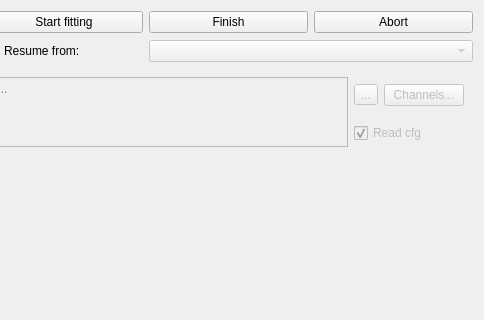
Above: src/gui/gafitterwidget.ui from CompEphys-team/rtdo before the change; both pictures show x 356 to 840 and y 0 to 320 of the 840 by 610 pixel window. Below: the same form after it.
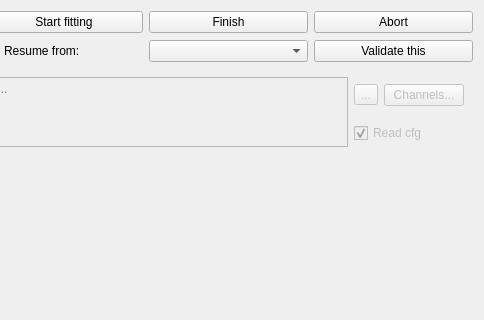
That is the form after the change. Custom widgets are drawn as their Qt base class.

The edit to the form file:
```diff
--- a/src/gui/gafitterwidget.ui
+++ b/src/gui/gafitterwidget.ui
@@ -139,13 +139,6 @@
      </property>
     </widget>
    </item>
-   <item row="1" column="3" colspan="2">
-    <widget class="QComboBox" name="resumeSrc">
-     <property name="enabled">
-      <bool>false</bool>
-     </property>
-    </widget>
-   </item>
    <item row="1" column="2">
     <widget class="QCheckBox" name="resume">
      <property name="text">
@@ -160,6 +153,16 @@
      </property>
     </widget>
    </item>
+   <item row="1" column="3">
+    <widget class="QComboBox" name="resumeSrc"/>
+   </item>
+   <item row="1" column="4">
+    <widget class="QPushButton" name="validate">
+     <property name="text">
+      <string>Validate this</string>
+     </property>
+    </widget>
+   </item>
   </layout>
  </widget>
  <customwidgets>
```
